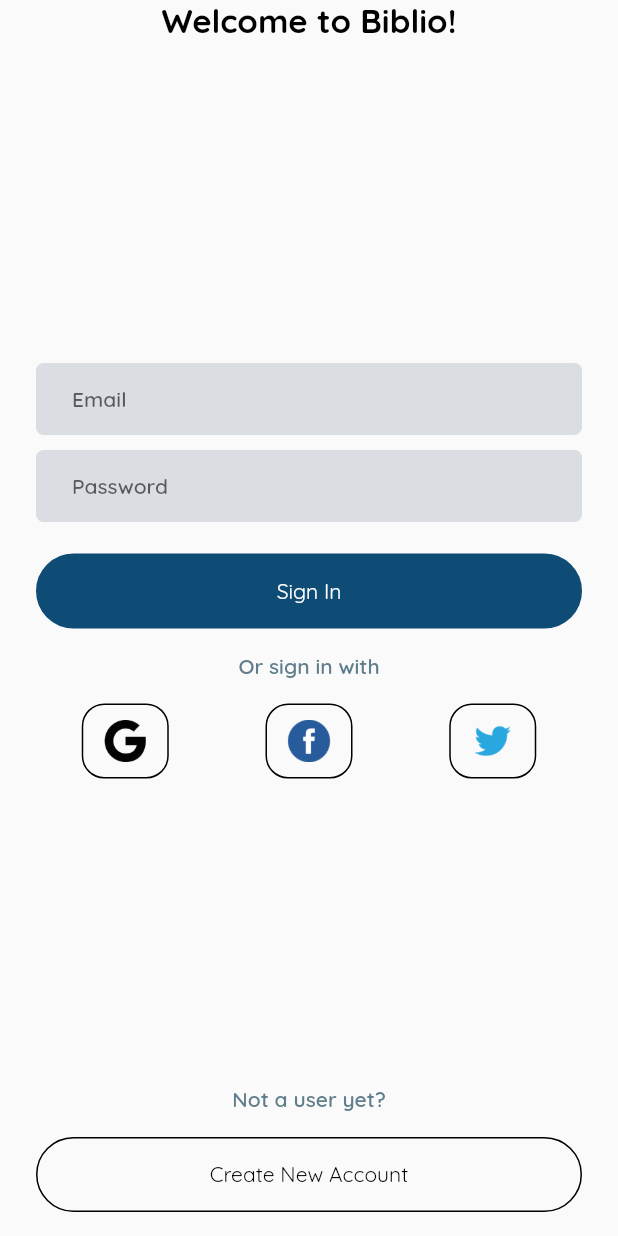
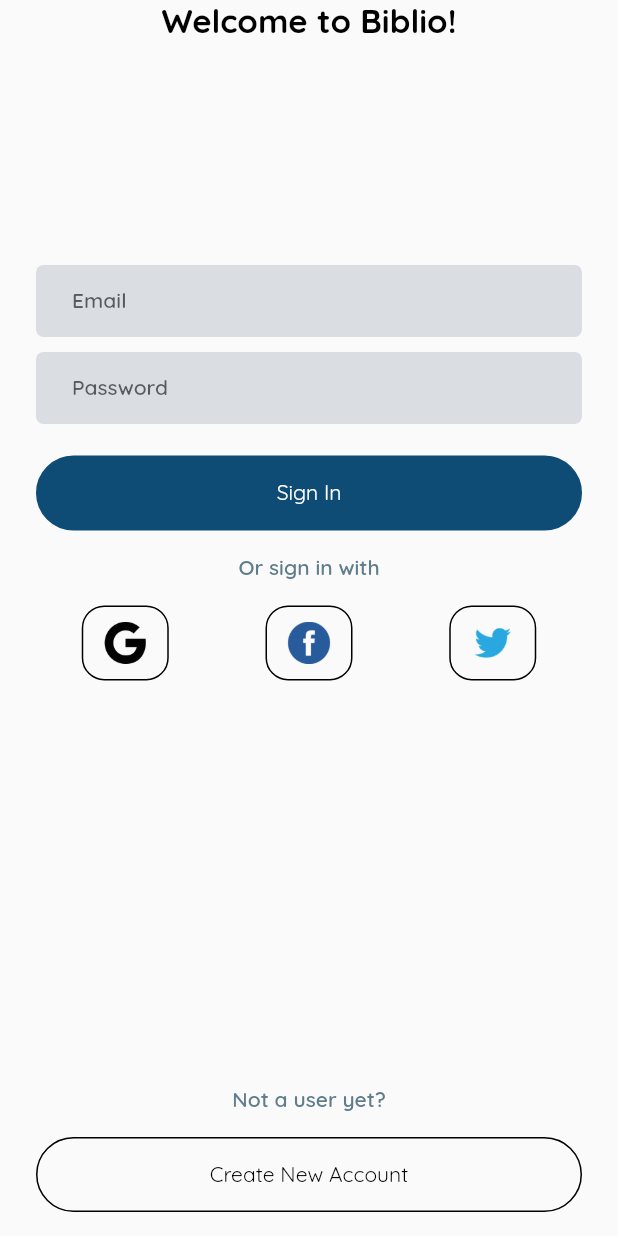
Before and after one commit to l-thatcher/Biblio, a Flutter app: the screen it shows after launch, on a phone screen of 412 x 824 dp. Run offline on Flutter 3.47's test engine with Material 2 defaults, Android fonts, the phone set to English and light mode, and no system bars; our stand-ins replace cloud_firestore, firebase_auth, firebase_core, flutter_keyboard_visibility, google_fonts, google_sign_in; missing offline and left inert: flutter_facebook_auth, twitter_login; accounts and stored records are empty; generated files the repository leaves out were written again.

Commit message:
teaked the UI for smoother experience

```diff
--- a/lib/screens/home_screen.dart
+++ b/lib/screens/home_screen.dart
@@ -78,7 +78,7 @@ class _HomeScreen extends State<HomeScreen> {
                   selectedTab: selectedPage,
                   changePage: (num) {
                     _tabPageController.animateToPage(num,
-                        duration: Duration(milliseconds: 500),
+                        duration: Duration(milliseconds: 700),
                         curve: Curves.easeInOutQuart);
                   },
                 ),
--- a/lib/screens/login_page.dart
+++ b/lib/screens/login_page.dart
@@ -88,6 +88,7 @@ class _LoginPageState extends State<LoginPage> {
   Widget build(BuildContext context) {
       return KeyboardDismissOnTap(
         child: Scaffold(
+          resizeToAvoidBottomInset: false,
           body: SafeArea(
             child: Center(
               child: Container(
@@ -96,9 +97,12 @@ class _LoginPageState extends State<LoginPage> {
                 child: Column(
                   mainAxisAlignment: MainAxisAlignment.spaceBetween,
                   children: [
-                    Text(AppLocalizations.of(context)!.welcome,style: constants.headingText,),
                     Column(
                       children: [
+                        Container(
+                            margin: EdgeInsets.only(bottom: MediaQuery.of(context).size.height * 0.15),
+                            child: Text(AppLocalizations.of(context)!.welcome,style: constants.headingText,)
+                        ),
                         Text(errorMsg, style: TextStyle(color: Colors.red, fontWeight: FontWeight.w500, fontSize: 16), textAlign: TextAlign.center,),
                         CustomInput(
                           text : AppLocalizations.of(context)!.emailHint,
@@ -130,7 +134,6 @@ class _LoginPageState extends State<LoginPage> {
                         ),
 
                         Text(AppLocalizations.of(context)!.alternateSignIn,style: constants.fadedText,),
-
                         ThirdPartySignIn(),
                       ],
                     ),
```
